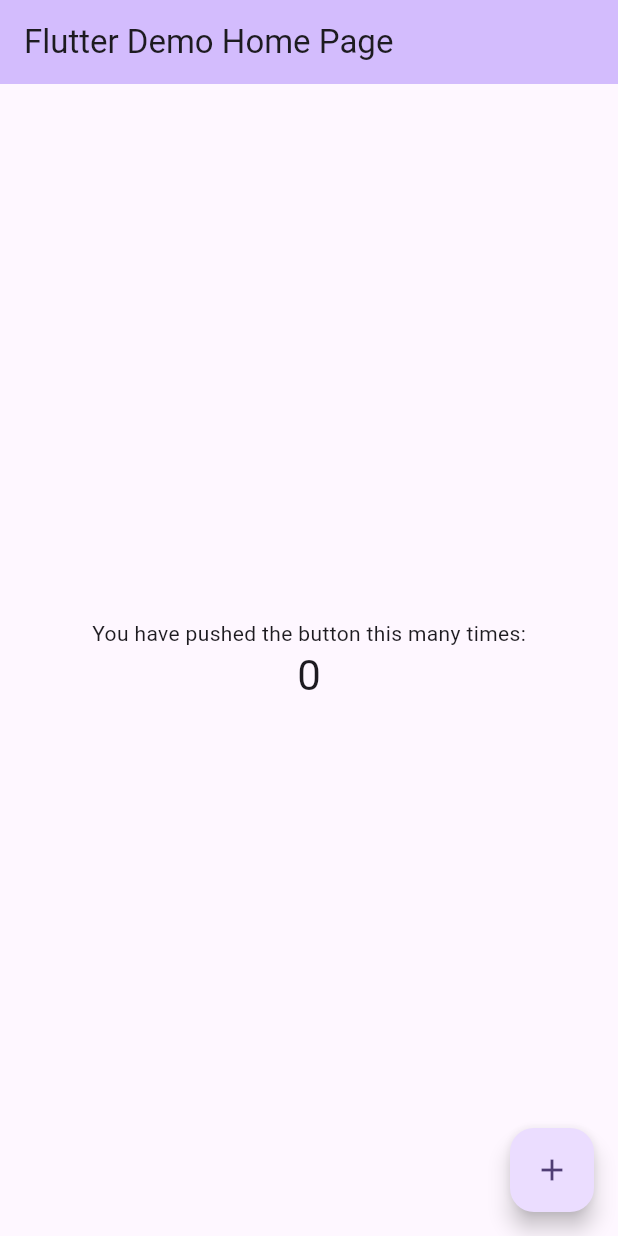
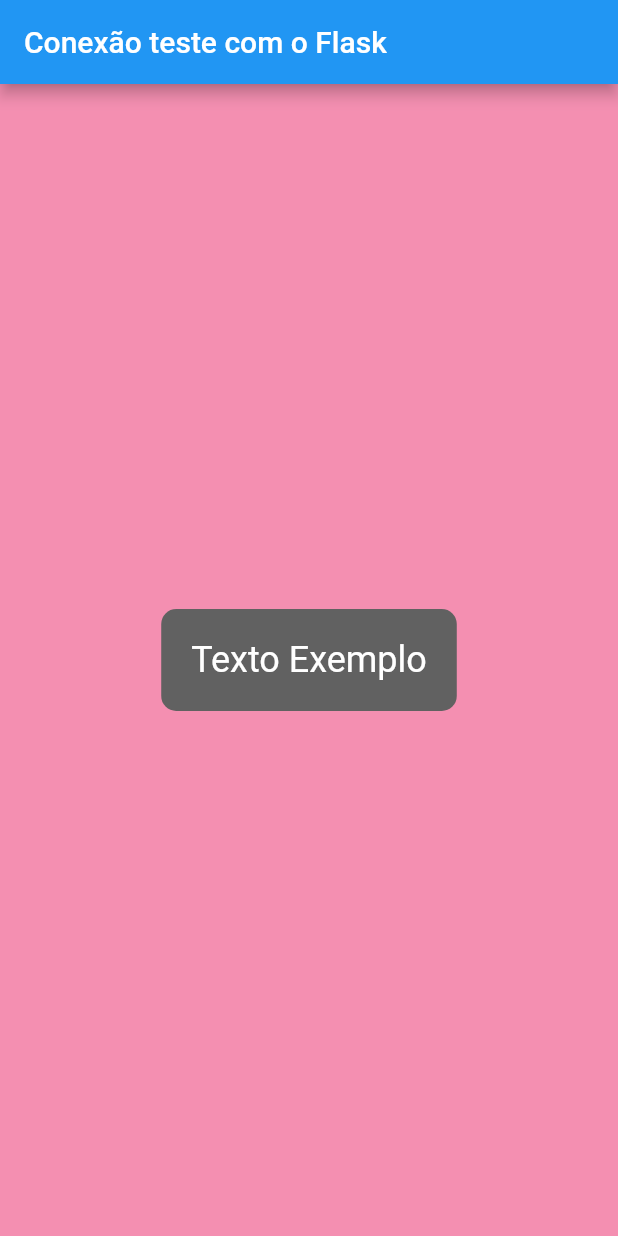
Before and after one commit to matheusAFONSECA/BIT-A-BIT, a Flutter app: the screen it shows after launch, on a phone screen of 412 x 824 dp. Run offline on Flutter 3.47's test engine with Material 2 defaults, Android fonts, the phone set to English and light mode, and no system bars.

Commit message:
Tela de testes

```diff
--- a/app_python/lib/main.dart
+++ b/app_python/lib/main.dart
@@ -1,125 +1,42 @@
 import 'package:flutter/material.dart';
 
 void main() {
-  runApp(const MyApp());
+  runApp(MyApp());
 }
 
 class MyApp extends StatelessWidget {
-  const MyApp({super.key});
-
-  // This widget is the root of your application.
   @override
   Widget build(BuildContext context) {
     return MaterialApp(
-      title: 'Flutter Demo',
-      theme: ThemeData(
-        // This is the theme of your application.
-        //
-        // TRY THIS: Try running your application with "flutter run". You'll see
-        // the application has a blue toolbar. Then, without quitting the app,
-        // try changing the seedColor in the colorScheme below to Colors.green
-        // and then invoke "hot reload" (save your changes or press the "hot
-        // reload" button in a Flutter-supported IDE, or press "r" if you used
-        // the command line to start the app).
-        //
-        // Notice that the counter didn't reset back to zero; the application
-        // state is not lost during the reload. To reset the state, use hot
-        // restart instead.
-        //
-        // This works for code too, not just values: Most code changes can be
-        // tested with just a hot reload.
-        colorScheme: ColorScheme.fromSeed(seedColor: Colors.deepPurple),
-        useMaterial3: true,
-      ),
-      home: const MyHomePage(title: 'Flutter Demo Home Page'),
+      home: MyScreen(),
     );
   }
 }
 
-class MyHomePage extends StatefulWidget {
-  const MyHomePage({super.key, required this.title});
-
-  // This widget is the home page of your application. It is stateful, meaning
-  // that it has a State object (defined below) that contains fields that affect
-  // how it looks.
-
-  // This class is the configuration for the state. It holds the values (in this
-  // case the title) provided by the parent (in this case the App widget) and
-  // used by the build method of the State. Fields in a Widget subclass are
-  // always marked "final".
-
-  final String title;
-
-  @override
-  State<MyHomePage> createState() => _MyHomePageState();
-}
-
-class _MyHomePageState extends State<MyHomePage> {
-  int _counter = 0;
-
-  void _incrementCounter() {
-    setState(() {
-      // This call to setState tells the Flutter framework that something has
-      // changed in this State, which causes it to rerun the build method below
-      // so that the display can reflect the updated values. If we changed
-      // _counter without calling setState(), then the build method would not be
-      // called again, and so nothing would appear to happen.
-      _counter++;
-    });
-  }
-
+class MyScreen extends StatelessWidget {
   @override
   Widget build(BuildContext context) {
-    // This method is rerun every time setState is called, for instance as done
-    // by the _incrementCounter method above.
-    //
-    // The Flutter framework has been optimized to make rerunning build methods
-    // fast, so that you can just rebuild anything that needs updating rather
-    // than having to individually change instances of widgets.
     return Scaffold(
+      backgroundColor: Colors.pink[200], // Cor de fundo salmão
       appBar: AppBar(
-        // TRY THIS: Try changing the color here to a specific color (to
-        // Colors.amber, perhaps?) and trigger a hot reload to see the AppBar
-        // change color while the other colors stay the same.
-        backgroundColor: Theme.of(context).colorScheme.inversePrimary,
-        // Here we take the value from the MyHomePage object that was created by
-        // the App.build method, and use it to set our appbar title.
-        title: Text(widget.title),
+        title: Text('Conexão teste com o Flask'),
       ),
       body: Center(
-        // Center is a layout widget. It takes a single child and positions it
-        // in the middle of the parent.
-        child: Column(
-          // Column is also a layout widget. It takes a list of children and
-          // arranges them vertically. By default, it sizes itself to fit its
-          // children horizontally, and tries to be as tall as its parent.
-          //
-          // Column has various properties to control how it sizes itself and
-          // how it positions its children. Here we use mainAxisAlignment to
-          // center the children vertically; the main axis here is the vertical
-          // axis because Columns are vertical (the cross axis would be
-          // horizontal).
-          //
-          // TRY THIS: Invoke "debug painting" (choose the "Toggle Debug Paint"
-          // action in the IDE, or press "p" in the console), to see the
-          // wireframe for each widget.
-          mainAxisAlignment: MainAxisAlignment.center,
-          children: <Widget>[
-            const Text(
-              'You have pushed the button this many times:',
+        child: Container(
+          padding: EdgeInsets.all(20.0),
+          decoration: BoxDecoration(
+            color: Colors.grey[700], // Cor do texto cinza escura
+            borderRadius: BorderRadius.circular(10.0),
+          ),
+          child: Text(
+            'Texto Exemplo',
+            style: TextStyle(
+              fontSize: 24.0,
+              color: Colors.white, // Cor do texto branco
             ),
-            Text(
-              '$_counter',
-              style: Theme.of(context).textTheme.headlineMedium,
-            ),
-          ],
+          ),
         ),
       ),
-      floatingActionButton: FloatingActionButton(
-        onPressed: _incrementCounter,
-        tooltip: 'Increment',
-        child: const Icon(Icons.add),
-      ), // This trailing comma makes auto-formatting nicer for build methods.
     );
   }
 }
```
